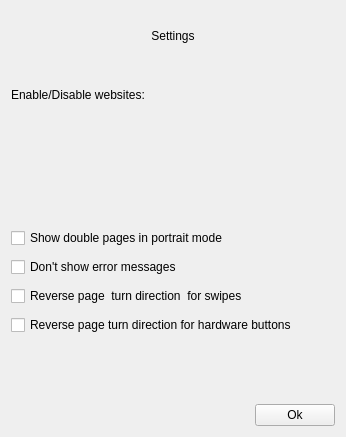
This is widgets/settingsdialog.ui in Rain92/UltimateMangaReader as Qt 5 draws it before an edit. The edited form follows.
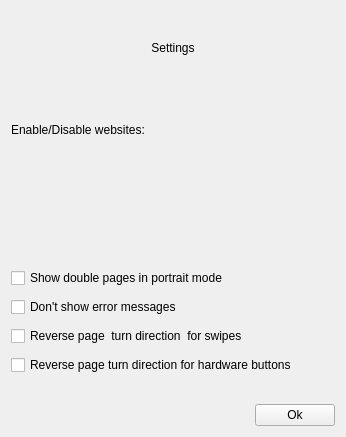
This is the edited form.

Patch:
```diff
--- a/widgets/settingsdialog.ui
+++ b/widgets/settingsdialog.ui
@@ -72,7 +72,7 @@
      <property name="sizeHint" stdset="0">
       <size>
        <width>20</width>
-       <height>40</height>
+       <height>10</height>
       </size>
      </property>
     </spacer>
@@ -116,7 +116,7 @@
      <property name="sizeHint" stdset="0">
       <size>
        <width>20</width>
-       <height>60</height>
+       <height>20</height>
       </size>
      </property>
     </spacer>
```
